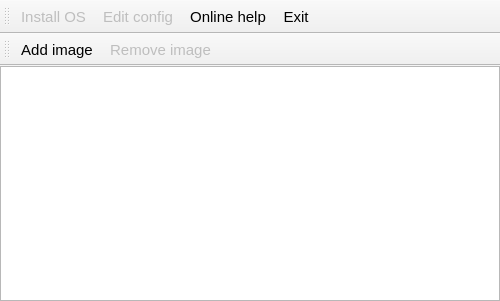
raspberrypi/noobs, file recovery/mainwindow.ui: the form before one commit.
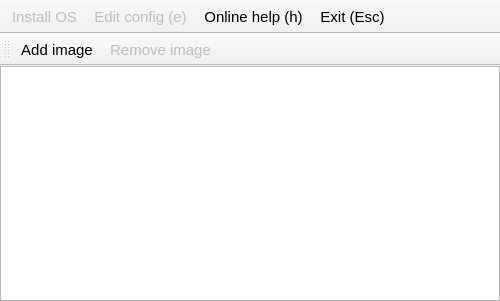
The form after the commit. Icons and pictures are not drawn.

```diff
--- a/recovery/mainwindow.ui
+++ b/recovery/mainwindow.ui
@@ -35,6 +35,12 @@
    </layout>
   </widget>
   <widget class="QToolBar" name="mainToolBar">
+   <property name="focusPolicy">
+    <enum>Qt::NoFocus</enum>
+   </property>
+   <property name="movable">
+    <bool>false</bool>
+   </property>
    <property name="iconSize">
     <size>
      <width>22</width>
@@ -95,7 +101,7 @@
      <normaloff>:/icons/door_in.png</normaloff>:/icons/door_in.png</iconset>
    </property>
    <property name="text">
-    <string>Exit</string>
+    <string>Exit (Esc)</string>
    </property>
    <property name="shortcut">
     <string>Esc</string>
@@ -143,7 +149,13 @@
      <normaloff>:/icons/page_white_edit.png</normaloff>:/icons/page_white_edit.png</iconset>
    </property>
    <property name="text">
-    <string>Edit config</string>
+    <string>Edit config (e)</string>
+   </property>
+   <property name="toolTip">
+    <string>Opens the config.txt and cmdline.txt for the installed OS in a text editor.</string>
+   </property>
+   <property name="shortcut">
+    <string notr="true">e</string>
    </property>
   </action>
   <action name="actionBrowser">
@@ -152,7 +164,7 @@
      <normaloff>:/icons/world.png</normaloff>:/icons/world.png</iconset>
    </property>
    <property name="text">
-    <string>Online help</string>
+    <string>Online help (h)</string>
    </property>
    <property name="toolTip">
     <string>Online help</string>
```
Left out of the diff: 29 changed lines with no effect on the pictures.
